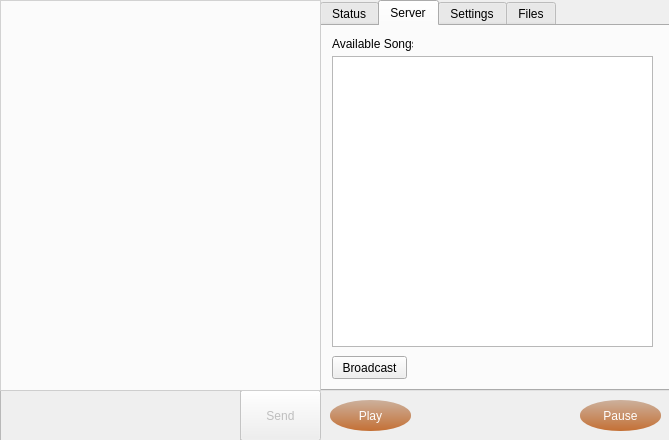
First picture: the form in mainwindow.ui, repository warren80/comaudio, before the edit.
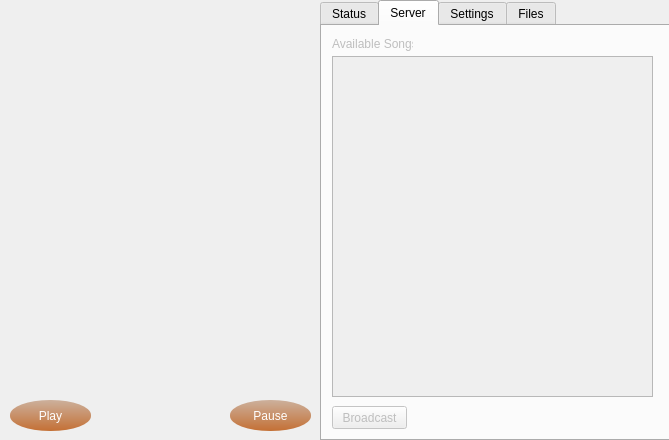
Second picture: the form after the edit. The open tabs and pages were chosen to show the change. Icons and pictures are not drawn.

```diff
--- a/mainwindow.ui
+++ b/mainwindow.ui
@@ -41,38 +41,6 @@
      <height>768</height>
     </size>
    </property>
-   <widget class="QPlainTextEdit" name="typeScreen">
-    <property name="enabled">
-     <bool>false</bool>
-    </property>
-    <property name="geometry">
-     <rect>
-      <x>0</x>
-      <y>390</y>
-      <width>241</width>
-      <height>51</height>
-     </rect>
-    </property>
-    <property name="cursor" stdset="0">
-     <cursorShape>IBeamCursor</cursorShape>
-    </property>
-   </widget>
-   <widget class="QPushButton" name="sendButton">
-    <property name="enabled">
-     <bool>false</bool>
-    </property>
-    <property name="geometry">
-     <rect>
-      <x>240</x>
-      <y>390</y>
-      <width>81</width>
-      <height>51</height>
-     </rect>
-    </property>
-    <property name="text">
-     <string>Send</string>
-    </property>
-   </widget>
    <widget class="QTabWidget" name="tabWidget">
     <property name="enabled">
      <bool>true</bool>
@@ -82,7 +50,7 @@
       <x>320</x>
       <y>0</y>
       <width>351</width>
-      <height>391</height>
+      <height>441</height>
      </rect>
     </property>
     <property name="autoFillBackground">
@@ -248,6 +216,9 @@
      </widget>
     </widget>
     <widget class="QWidget" name="serverTab">
+     <property name="enabled">
+      <bool>false</bool>
+     </property>
      <attribute name="title">
       <string>Server</string>
      </attribute>
@@ -257,7 +228,7 @@
         <x>10</x>
         <y>30</y>
         <width>321</width>
-        <height>291</height>
+        <height>341</height>
        </rect>
       </property>
      </widget>
@@ -265,7 +236,7 @@
       <property name="geometry">
        <rect>
         <x>10</x>
-        <y>330</y>
+        <y>380</y>
         <width>75</width>
         <height>23</height>
        </rect>
@@ -577,7 +548,7 @@
     </property>
     <property name="geometry">
      <rect>
-      <x>330</x>
+      <x>10</x>
       <y>400</y>
       <width>81</width>
       <height>31</height>
@@ -602,7 +573,7 @@
     </property>
     <property name="geometry">
      <rect>
-      <x>580</x>
+      <x>230</x>
       <y>400</y>
       <width>81</width>
       <height>31</height>
@@ -624,7 +595,7 @@
       <x>0</x>
       <y>0</y>
       <width>321</width>
-      <height>391</height>
+      <height>441</height>
      </rect>
     </property>
     <property name="styleSheet">
@@ -636,7 +607,7 @@
      <property name="geometry">
       <rect>
        <x>85</x>
-       <y>215</y>
+       <y>240</y>
        <width>152</width>
        <height>15</height>
       </rect>
@@ -649,9 +620,9 @@
    <widget class="QLabel" name="notes">
     <property name="geometry">
      <rect>
-      <x>420</x>
-      <y>403</y>
-      <width>151</width>
+      <x>95</x>
+      <y>400</y>
+      <width>131</width>
       <height>31</height>
      </rect>
     </property>
@@ -659,31 +630,11 @@
      <string/>
     </property>
    </widget>
-   <widget class="QPlainTextEdit" name="chatScreen">
-    <property name="geometry">
-     <rect>
-      <x>0</x>
-      <y>0</y>
-      <width>321</width>
-      <height>391</height>
-     </rect>
-    </property>
-    <property name="cursor" stdset="0">
-     <cursorShape>IBeamCursor</cursorShape>
-    </property>
-    <property name="styleSheet">
-     <string notr="true">background: rgba(255,255,255,75%);</string>
-    </property>
-    <property name="lineWidth">
-     <number>1</number>
-    </property>
-    <property name="tabStopWidth">
-     <number>8</number>
-    </property>
-    <property name="textInteractionFlags">
-     <set>Qt::TextSelectableByMouse</set>
-    </property>
-   </widget>
+   <zorder>backgroundChatScreen</zorder>
+   <zorder>tabWidget</zorder>
+   <zorder>playButton</zorder>
+   <zorder>pauseButton</zorder>
+   <zorder>notes</zorder>
   </widget>
   <action name="actionConnect">
    <property name="text">
```
Left out of the diff: 8 changed lines with no effect on the pictures.
